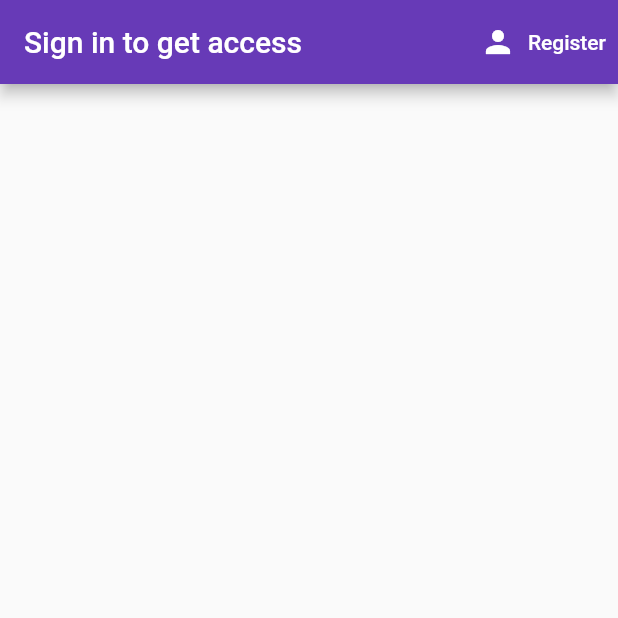
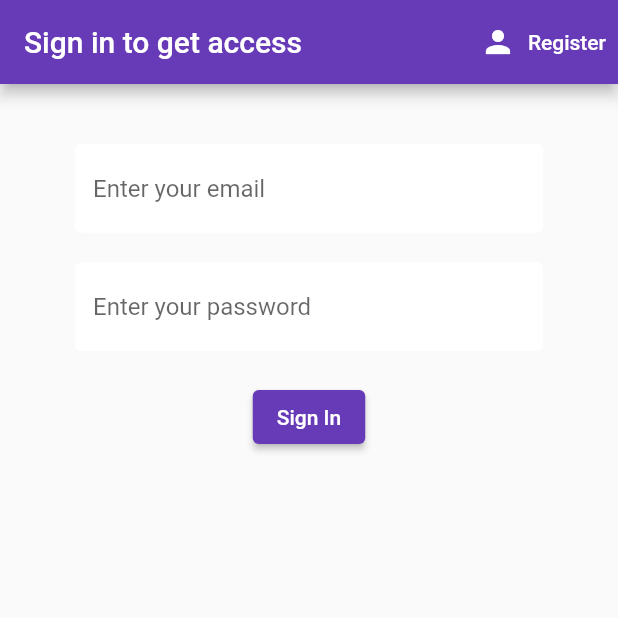
Before and after one commit to usersina/flutter-apps-collection, a Flutter app: the screen it shows after launch, on a phone screen of 412 x 824 dp, the top half of it. Run offline on Flutter 3.47's test engine with Material 2 defaults, Android fonts, the phone set to English and light mode, and no system bars; our stand-ins replace cloud_firestore, firebase_auth, firebase_core, flutter_spinkit, sqflite; accounts and stored records are empty.

Commit message:
add base sign in form

```diff
--- a/http_authentication/lib/screens/authenticate/sign_in.dart
+++ b/http_authentication/lib/screens/authenticate/sign_in.dart
@@ -1,9 +1,25 @@
 import 'package:flutter/material.dart';
+import 'package:http_authentication/services/http_service.dart';
+import 'package:http_authentication/shared/constants.dart';
 
-class SignIn extends StatelessWidget {
+class SignIn extends StatefulWidget {
   final Function toggleView;
 
   const SignIn({Key? key, required this.toggleView}) : super(key: key);
+
+  @override
+  State<SignIn> createState() => _SignInState();
+}
+
+class _SignInState extends State<SignIn> {
+  final HttpService _httpService = HttpService();
+
+  final _formKey = GlobalKey<FormState>();
+  bool _enableAutoValidation = false;
+  // bool loading = false;
+
+  final TextEditingController _emailController = TextEditingController();
+  final TextEditingController _passwordController = TextEditingController();
 
   @override
   Widget build(BuildContext context) {
@@ -13,7 +29,7 @@ class SignIn extends StatelessWidget {
         actions: [
           TextButton.icon(
             onPressed: () {
-              toggleView();
+              widget.toggleView();
             },
             icon: const Icon(
               Icons.person,
@@ -28,6 +44,66 @@ class SignIn extends StatelessWidget {
           )
         ],
       ),
+      body: SingleChildScrollView(
+        child: Container(
+          padding: const EdgeInsets.symmetric(vertical: 20, horizontal: 50),
+          child: Form(
+            key: _formKey,
+            autovalidateMode: _enableAutoValidation
+                ? AutovalidateMode.onUserInteraction
+                : AutovalidateMode.disabled,
+            child: Column(
+              children: <Widget>[
+                const SizedBox(height: 20),
+                TextFormField(
+                  controller: _emailController,
+                  validator: (String? value) {
+                    if (value == null) return "";
+
+                    if (value.isEmpty || !value.contains("@")) {
+                      return "Please enter a valid email";
+                    }
+                    return null;
+                  },
+                  decoration: textInputDecoration.copyWith(
+                    hintText: "Enter your email",
+                  ),
+                ),
+                const SizedBox(height: 20),
+                TextFormField(
+                  controller: _passwordController,
+                  obscureText: true,
+                  validator: (String? value) {
+                    if (value == null) return "";
+
+                    if (value.isEmpty || value.length < 6) {
+                      return "Password should have 6 characters minimum";
+                    }
+                    return null;
+                  },
+                  decoration: textInputDecoration.copyWith(
+                    hintText: "Enter your password",
+                  ),
+                ),
+                const SizedBox(height: 20),
+                ElevatedButton(
+                  onPressed: () async {
+                    setState(() {
+                      _enableAutoValidation = true;
+                    });
+                    if (_formKey.currentState == null) return;
+
+                    if (_formKey.currentState!.validate()) {}
+                  },
+                  child: const Text(
+                    "Sign In",
+                  ),
+                )
+              ],
+            ),
+          ),
+        ),
+      ),
     );
   }
 }
```
